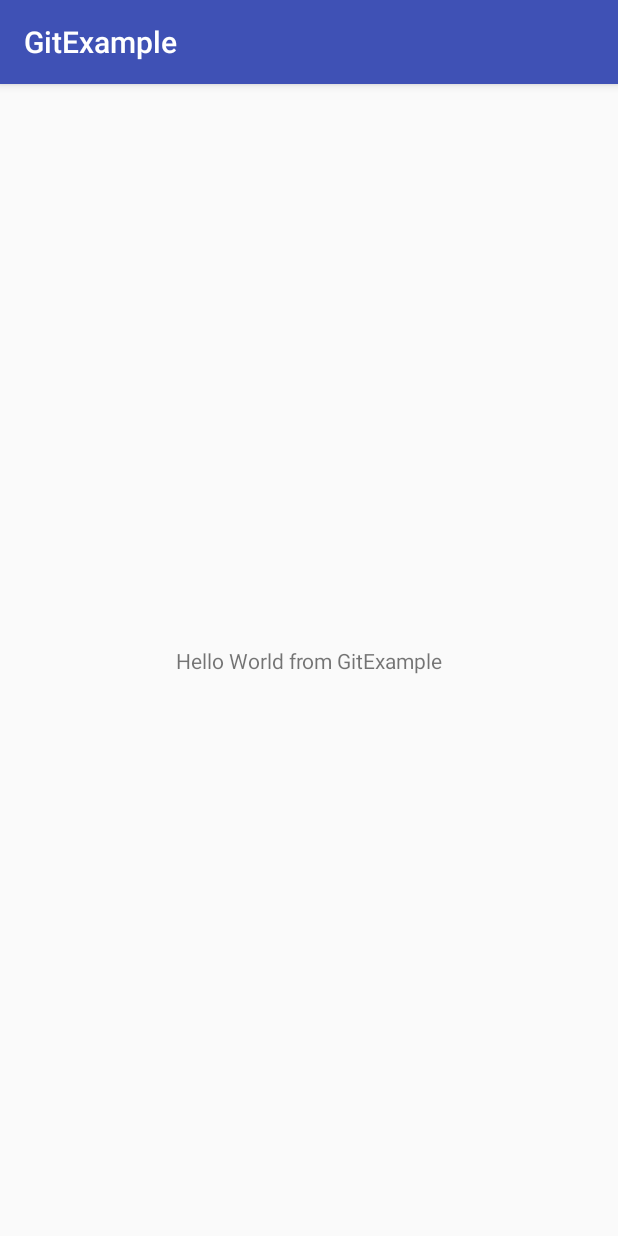
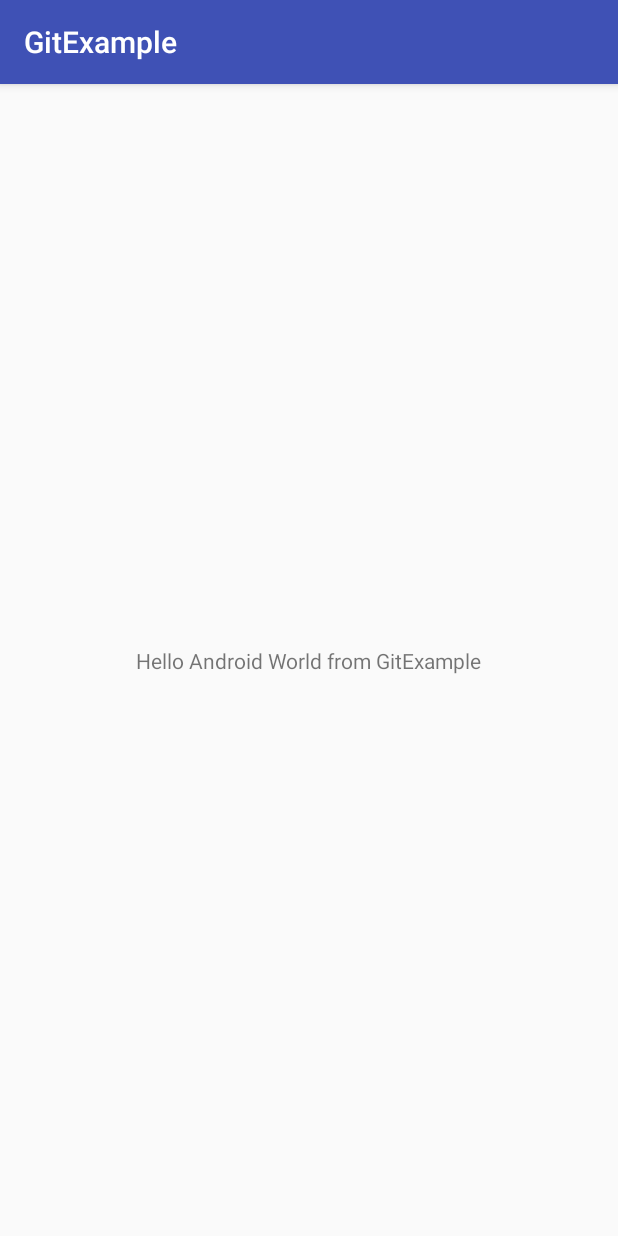
Before and after one commit to kthrockm62/GitExample, an Android app: the screen it shows after launch (GitExampleActivity), on a phone screen of 412 x 824 dp. Run offline under Robolectric (Android 15) with nearby library versions, the phone set to English and light mode, and no system bars.

Commit message:
add change to layout textview for string resource

```diff
--- a/app/src/main/res/values/strings.xml
+++ b/app/src/main/res/values/strings.xml
@@ -1,4 +1,4 @@
 <resources>
     <string name="app_name">GitExample</string>
-    <string name="txtHelloWorld">Hello World from GitExample</string>
+    <string name="txtHelloWorld">Hello Android World from GitExample</string>
 </resources>
```
